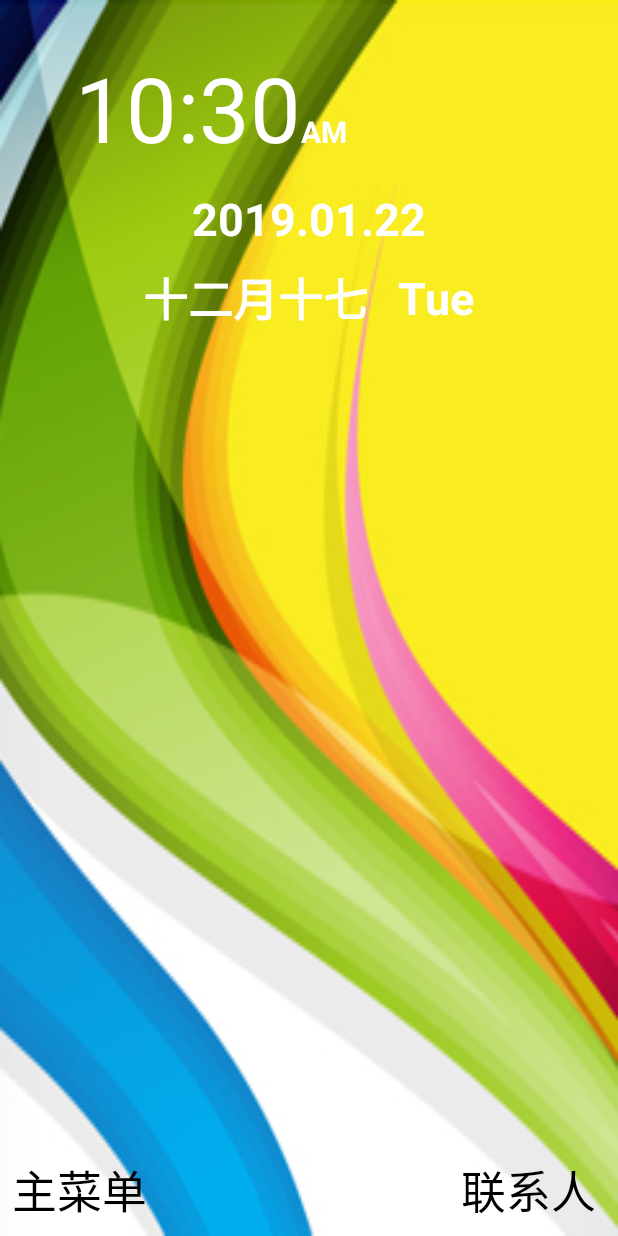
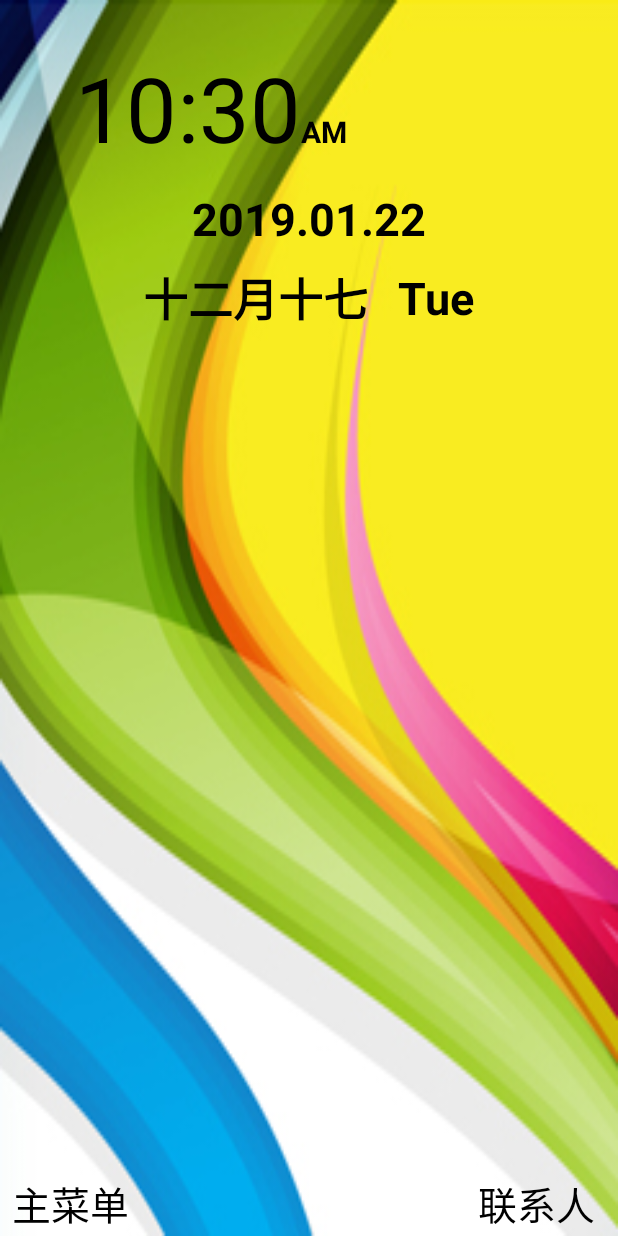
Before and after one commit to archerHe/CopyHome, an Android app: the screen it shows after launch (MainLauncher), on a phone screen of 412 x 824 dp. Run offline under Robolectric (Android 15) with nearby library versions, the light colour scheme and no system bars.

Commit message:
1. 调整字体大小。 2. 调整导航键设置的背景对比颜色

```diff
--- a/app/src/main/AndroidManifest.xml
+++ b/app/src/main/AndroidManifest.xml
@@ -3,6 +3,7 @@
     xmlns:tools="http://schemas.android.com/tools"
     package="com.android.ctyon.copyhome">
 
+    <uses-permission android:name="android.permission.CAMERA"></uses-permission>
     <application
         android:name=".MyApplication"
         android:allowBackup="true"
@@ -37,7 +38,7 @@
         </activity>
         <activity
             android:name=".ui.QuickStartActivity"
-            android:theme="@style/Theme.AppCompat.Light.NoActionBar" />
+            android:theme="@style/perference_set_activity" />
         <activity
             android:name=".ui.AppListActivity"
             android:theme="@style/Theme.AppCompat.Light.NoActionBar" />
--- a/app/src/main/java/com/android/ctyon/copyhome/ui/MediaActivity.java
+++ b/app/src/main/java/com/android/ctyon/copyhome/ui/MediaActivity.java
@@ -71,7 +71,7 @@ public class MediaActivity extends AppCompatActivity {
 
     private void initAdapterData(){
         mData = new LinkedList<AppClassName>();
-        mData.add(new AppClassName("相机", "org.codeaurora.snapcam", "com.android.camera.CameraLauncher"));
+        mData.add(new AppClassName("拍照", "org.codeaurora.snapcam", "com.android.camera.CameraLauncher"));
         mData.add(new AppClassName("相册", "com.android.gallery3d", "com.android.gallery3d.app.GalleryActivity"));
         mData.add(new AppClassName("音乐", "com.android.music", "com.android.music.MusicBrowserActivity"));
         mData.add(new AppClassName("收音机", "com.android.fmradio", "com.android.fmradio.FmMainActivity"));
--- a/app/src/main/java/com/android/ctyon/copyhome/ui/QuickStartActivity.java
+++ b/app/src/main/java/com/android/ctyon/copyhome/ui/QuickStartActivity.java
@@ -2,6 +2,7 @@ package com.android.ctyon.copyhome.ui;
 
 import android.support.v7.app.AppCompatActivity;
 import android.os.Bundle;
+import android.view.Window;
 
 import com.android.ctyon.copyhome.R;
 
@@ -10,6 +11,7 @@ public class QuickStartActivity extends AppCompatActivity {
     @Override
     protected void onCreate(Bundle savedInstanceState) {
         super.onCreate(savedInstanceState);
+        requestWindowFeature(Window.FEATURE_NO_TITLE);
         setContentView(R.layout.activity_quick_start);
         getFragmentManager().beginTransaction().replace(R.id.fragment_layout, new QuickStartFragment()).commit();
     }
--- a/app/src/main/java/com/android/ctyon/copyhome/ui/ToolsActivity.java
+++ b/app/src/main/java/com/android/ctyon/copyhome/ui/ToolsActivity.java
@@ -107,7 +107,7 @@ public class ToolsActivity extends AppCompatActivity {
 
     private void initAdapterData() {
         mData = new LinkedList<>();
-        mData.add(new AppClassName("sos", "com.android.gallery3d", "com.android.gallery3d.app.GalleryActivity"));
+        mData.add(new AppClassName("SOS求助", "com.android.gallery3d", "com.android.gallery3d.app.GalleryActivity"));
         mData.add(new AppClassName("导航键启动设置", "com.android.ctyon.copyhome", "com.android.ctyon" +
                 ".copyhome.ui.QuickStartActivity"));
         mData.add(new AppClassName("亲情号码", "com.android.gallery3d", "com.android.gallery3d.app.GalleryActivity"));
--- a/app/src/main/res/layout/activity_main_launcher.xml
+++ b/app/src/main/res/layout/activity_main_launcher.xml
@@ -29,7 +29,7 @@
                 android:gravity="center_horizontal"
                 android:includeFontPadding="false"
                 android:singleLine="true"
-                android:textColor="#ffffffff"
+                android:textColor="#000000"
                 android:textSize="60sp"
                 />
 
@@ -44,7 +44,7 @@
                 android:includeFontPadding="false"
                 android:singleLine="true"
 
-                android:textColor="#ffffffff"
+                android:textColor="#000000"
                 android:textSize="20sp"
                 android:textStyle="bold" />
 
@@ -60,7 +60,7 @@
             android:format24Hour="yyyy.MM.dd"
             android:gravity="center"
 
-            android:textColor="#ffffffff"
+            android:textColor="#000000"
             android:textSize="30sp"
             android:textStyle="bold" />
 
@@ -80,7 +80,7 @@
                 android:layout_width="wrap_content"
                 android:layout_height="wrap_content"
                 android:layout_marginEnd="10.0dip"
-                android:textColor="#ffffffff"
+                android:textColor="#000000"
                 android:textSize="30sp"
                 android:textStyle="bold" />
 
@@ -91,7 +91,7 @@
                 android:layout_marginStart="10.0dip"
                 android:format12Hour="EE"
                 android:format24Hour="EE"
-                android:textColor="#ffffffff"
+                android:textColor="#000000"
                 android:textSize="30sp"
                 android:textStyle="bold" />
         </LinearLayout>
@@ -105,7 +105,7 @@
             android:layout_centerHorizontal="true"
             android:layout_marginTop="10dp"
             android:text="@string/no_sim_card_notice"
-            android:textColor="#ffffffff"
+            android:textColor="#000000"
             android:textSize="30sp"
             android:textStyle="bold"
             android:visibility="invisible"/>
--- a/app/src/main/res/layout/bottom_layout.xml
+++ b/app/src/main/res/layout/bottom_layout.xml
@@ -10,11 +10,11 @@
         android:layout_width="wrap_content"
         android:layout_height="wrap_content"
         android:layout_marginStart="8dp"
-        android:layout_marginTop="8dp"
-        android:layout_marginBottom="8dp"
+        android:layout_marginTop="2dp"
+        android:layout_marginBottom="2dp"
         android:text="@string/ok"
         android:textColor="@android:color/background_dark"
-        android:textSize="30sp"
+        android:textSize="26sp"
         app:layout_constraintBottom_toBottomOf="parent"
         app:layout_constraintStart_toStartOf="parent"
         app:layout_constraintTop_toTopOf="parent" />
@@ -24,12 +24,12 @@
         android:layout_width="wrap_content"
         android:layout_height="wrap_content"
         android:layout_marginStart="8dp"
-        android:layout_marginTop="8dp"
+        android:layout_marginTop="2dp"
         android:layout_marginEnd="8dp"
-        android:layout_marginBottom="8dp"
+        android:layout_marginBottom="2dp"
         android:text="@string/back"
         android:textColor="@android:color/background_dark"
-        android:textSize="30sp"
+        android:textSize="26sp"
         app:layout_constraintBottom_toBottomOf="parent"
         app:layout_constraintEnd_toEndOf="parent"
         app:layout_constraintHorizontal_bias="0.967"
--- a/app/src/main/res/layout/media_list_layout.xml
+++ b/app/src/main/res/layout/media_list_layout.xml
@@ -14,14 +14,14 @@
         android:layout_marginBottom="5.0dip"
         android:text="@string/media"
         android:textColor="@android:color/black"
-        android:textSize="30sp"
+        android:textSize="25sp"
         android:textStyle="bold" />
 
     <ListView
         android:id="@+id/media_list_view"
         android:layout_width="match_parent"
         android:layout_height="0dp"
-        android:layout_weight="20"
+        android:layout_weight="25"
         android:divider="#ffd6ddef"
         android:listSelector="@drawable/listview_item_bg"
         android:dividerHeight="1.0dip" />
--- a/app/src/main/res/layout/other_list_layout.xml
+++ b/app/src/main/res/layout/other_list_layout.xml
@@ -14,14 +14,14 @@
         android:layout_marginBottom="5.0dip"
         android:text="@string/others"
         android:textColor="@android:color/black"
-        android:textSize="30sp"
+        android:textSize="25sp"
         android:textStyle="bold" />
 
     <ListView
         android:id="@+id/other_listview"
         android:layout_width="match_parent"
         android:layout_height="0dp"
-        android:layout_weight="20"
+        android:layout_weight="25"
         android:divider="#ffd6ddef"
         android:listSelector="@drawable/listview_item_bg"
         android:dividerHeight="1.0dip" />
--- a/app/src/main/res/layout/tools_list_layout.xml
+++ b/app/src/main/res/layout/tools_list_layout.xml
@@ -15,14 +15,14 @@
         android:layout_marginBottom="5.0dip"
         android:text="@string/tools_title"
         android:textColor="@android:color/black"
-        android:textSize="30sp"
+        android:textSize="25sp"
         android:textStyle="bold" />
 
     <ListView
         android:id="@+id/tools_list_view"
         android:layout_width="match_parent"
         android:layout_height="0dp"
-        android:layout_weight="20"
+        android:layout_weight="30"
         android:divider="#ffd6ddef"
         android:listSelector="@drawable/listview_item_bg"
         android:dividerHeight="1.0dip" />
--- a/app/src/main/res/values/styles.xml
+++ b/app/src/main/res/values/styles.xml
@@ -8,4 +8,14 @@
         <item name="colorAccent">@color/colorAccent</item>
     </style>
 
+    <style name="perference_set_activity">
+        <item name="android:windowBackground">@android:color/darker_gray</item>  <!-- 窗口背景 -->
+        <item name="android:focusable">false</item>
+        <item name="android:textColor">#ff000000</item> <!-- 字体颜色 -->
+        <item name="android:colorBackgroundCacheHint">#00000000</item> <!-- 背景缓存色透明，避免拖动全黑 -->
+        <item name="android:windowNoTitle">false</item> <!-- 是否有标题 -->
+        <item name="windowNoTitle">true</item>
+    </style>
+
+
 </resources>
```
Also changed, not shown: app/src/main/res/layout/test_fragment.xml (+6 -20 lines).
